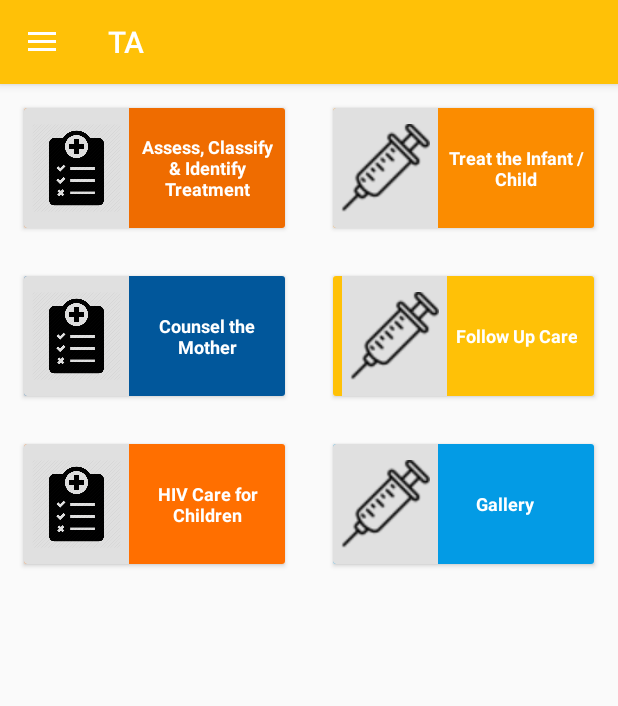
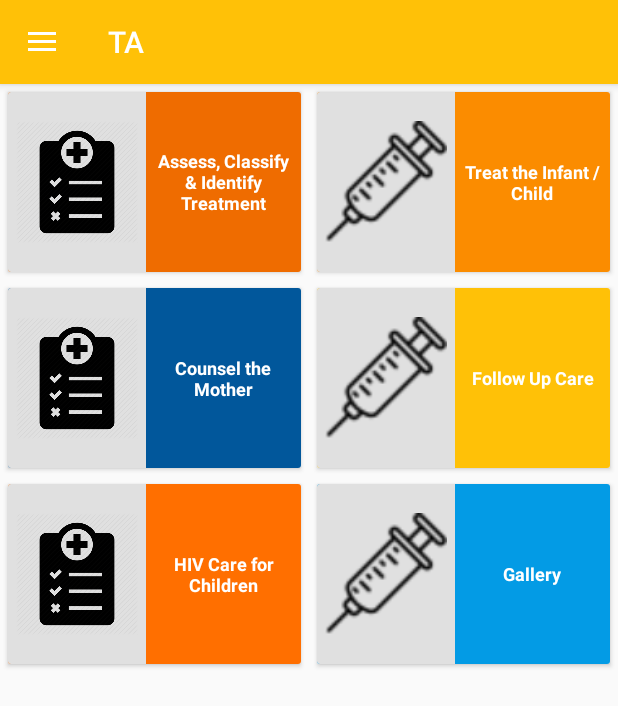
Before and after one commit to razmians/bitbytes, an Android app: the screen it shows after launch (MainActivity), on a phone screen of 412 x 824 dp. Shown: the top 706 px of the screen. Run offline under Robolectric (Android 15) with nearby library versions, the phone set to English and light mode, and no system bars.

Commit message:
main_activity.xml updated

```diff
--- a/app/src/main/res/layout/activity_main.xml
+++ b/app/src/main/res/layout/activity_main.xml
@@ -24,9 +24,9 @@
 
                 <android.support.v7.widget.CardView
                     android:layout_width="0dp"
-                    android:layout_height="80dp"
+                    android:layout_height="@dimen/card_height"
                     android:layout_weight="1"
-                    android:layout_margin="16dp" >
+                    android:layout_margin="@dimen/card_margins" >
 
                     <LinearLayout
                         android:layout_width="match_parent"
@@ -36,24 +36,25 @@
                         android:gravity="center">
 
                         <ImageView
-                            android:layout_width="70dp"
+                            android:layout_width="0dp"
                             android:layout_height="match_parent"
+                            android:layout_weight="1"
                             android:id="@+id/imgAssessTreatment"
-                            android:layout_gravity="start"
                             android:src="@drawable/medical_symptoms"
                             android:background="@color/colorBackground"
                             android:contentDescription="@string/asses_treatment_text"
-                            android:padding="5dp" />
+                            android:padding="@dimen/card_image_padding" />
 
                         <TextView
-                            android:layout_width="wrap_content"
+                            android:layout_width="0dp"
                             android:layout_height="wrap_content"
-                            android:layout_margin="5dp"
-                            android:gravity="center_horizontal"
+                            android:layout_weight="1"
+                            android:layout_margin="@dimen/card_text_margin"
+                            android:gravity="center"
                             android:textColor="@color/colorTextMain"
                             android:textStyle="bold"
                             android:text="@string/asses_treatment_text"
-                            android:textSize="12sp" />
+                            android:textSize="@dimen/text_size_min"/>
 
                     </LinearLayout>
 
@@ -61,9 +62,9 @@
 
                 <android.support.v7.widget.CardView
                     android:layout_width="0dp"
-                    android:layout_height="80dp"
+                    android:layout_height="@dimen/card_height"
                     android:layout_weight="1"
-                    android:layout_margin="16dp" >
+                    android:layout_margin="@dimen/card_margins" >
 
                     <LinearLayout
                         android:layout_width="match_parent"
@@ -73,24 +74,25 @@
                         android:gravity="center">
 
                         <ImageView
-                            android:layout_width="70dp"
+                            android:layout_width="0dp"
                             android:layout_height="match_parent"
+                            android:layout_weight="1"
                             android:id="@+id/imgTreatChild"
-                            android:layout_gravity="start"
                             android:src="@drawable/treatment_syringe"
                             android:background="@color/colorBackground"
                             android:contentDescription="@string/treat_child_text"
-                            android:padding="5dp" />
+                            android:padding="@dimen/card_image_padding" />
 
                         <TextView
-                            android:layout_width="wrap_content"
+                            android:layout_width="0dp"
                             android:layout_height="wrap_content"
-                            android:layout_margin="5dp"
-                            android:gravity="center_horizontal"
+                            android:layout_weight="1"
+                            android:layout_margin="@dimen/card_image_padding"
+                            android:gravity="center"
                             android:text="@string/treat_child_text"
                             android:textColor="@color/colorTextMain"
                             android:textStyle="bold"
-                            android:textSize="12sp" />
+                            android:textSize="@dimen/text_size_min" />
 
                     </LinearLayout>
                 </android.support.v7.widget.CardView>
@@ -104,9 +106,9 @@
 
                 <android.support.v7.widget.CardView
                     android:layout_width="0dp"
-                    android:layout_height="80dp"
+                    android:layout_height="@dimen/card_height"
                     android:layout_weight="1"
-                    android:layout_margin="16dp" >
+                    android:layout_margin="@dimen/card_margins" >
 
                     <LinearLayout
                         android:layout_width="match_parent"
@@ -116,24 +118,25 @@
                         android:gravity="center">
 
                         <ImageView
-                            android:layout_width="70dp"
+                            android:layout_width="0dp"
                             android:layout_height="match_parent"
+                            android:layout_weight="1"
                             android:id="@+id/imgCounselMother"
-                            android:layout_gravity="start"
                             android:src="@drawable/medical_symptoms"
                             android:background="@color/colorBackground"
                             android:contentDescription="@string/counsel_mother_text"
-                            android:padding="5dp" />
+                            android:padding="@dimen/card_image_padding" />
 
                         <TextView
-                            android:layout_width="wrap_content"
+                            android:layout_width="0dp"
                             android:layout_height="wrap_content"
-                            android:layout_margin="5dp"
-                            android:gravity="center_horizontal"
+                            android:layout_weight="1"
+                            android:layout_margin="@dimen/card_image_padding"
+                            android:gravity="center"
                             android:text="@string/counsel_mother_text"
                             android:textColor="@color/colorTextMain"
                             android:textStyle="bold"
-                            android:textSize="12sp" />
+                            android:textSize="@dimen/text_size_min" />
 
                     </LinearLayout>
 
@@ -141,9 +144,9 @@
 
                 <android.support.v7.widget.CardView
                     android:layout_width="0dp"
-                    android:layout_height="80dp"
+                    android:layout_height="@dimen/card_height"
                     android:layout_weight="1"
-                    android:layout_margin="16dp" >
+                    android:layout_margin="@dimen/card_margins" >
 
                     <LinearLayout
                         android:layout_width="match_parent"
@@ -153,24 +156,25 @@
                         android:gravity="center">
 
                         <ImageView
-                            android:layout_width="70dp"
+                            android:layout_width="0dp"
                             android:layout_height="match_parent"
+                            android:layout_weight="1"
                             android:id="@+id/imgFollowUpCare"
-                            android:layout_gravity="start"
                             android:src="@drawable/treatment_syringe"
                             android:background="@color/colorBackground"
                             android:contentDescription="@string/follow_up_care_text"
-                            android:padding="5dp" />
+                            android:padding="@dimen/card_image_padding" />
 
                         <TextView
-                            android:layout_width="wrap_content"
+                            android:layout_width="0dp"
                             android:layout_height="wrap_content"
-                            android:layout_margin="5dp"
-                            android:gravity="center_horizontal"
+                            android:layout_weight="1"
+                            android:layout_margin="@dimen/card_image_padding"
+                            android:gravity="center"
                             android:text="@string/follow_up_care_text"
                             android:textColor="@color/colorTextMain"
                             android:textStyle="bold"
-                            android:textSize="12sp" />
+                            android:textSize="@dimen/text_size_min" />
 
                     </LinearLayout>
                 </android.support.v7.widget.CardView>
@@ -184,9 +188,9 @@
 
                 <android.support.v7.widget.CardView
                     android:layout_width="0dp"
-                    android:layout_height="80dp"
+                    android:layout_height="@dimen/card_height"
                     android:layout_weight="1"
-                    android:layout_margin="16dp" >
+                    android:layout_margin="@dimen/card_margins" >
 
                     <LinearLayout
                         android:layout_width="match_parent"
@@ -196,24 +200,25 @@
                         android:gravity="center">
 
                         <ImageView
-                            android:layout_width="70dp"
+                            android:layout_width="0dp"
                             android:layout_height="match_parent"
+                            android:layout_weight="1"
                             android:id="@+id/imgHIVCare"
-                            android:layout_gravity="start"
                             android:src="@drawable/medical_symptoms"
                             android:background="@color/colorBackground"
                             android:contentDescription="@string/hiv_care_text"
-                            android:padding="5dp" />
+                            android:padding="@dimen/card_image_padding" />
 
                         <TextView
-                            android:layout_width="wrap_content"
+                            android:layout_width="0dp"
                             android:layout_height="wrap_content"
-                            android:layout_margin="5dp"
-                            android:gravity="center_horizontal"
+                            android:layout_weight="1"
+                            android:layout_margin="@dimen/card_image_padding"
+                            android:gravity="center"
                             android:text="@string/hiv_care_text"
                             android:textColor="@color/colorTextMain"
                             android:textStyle="bold"
-                            android:textSize="12sp" />
+                            android:textSize="@dimen/text_size_min" />
 
                     </LinearLayout>
 
@@ -221,9 +226,9 @@
 
                 <android.support.v7.widget.CardView
                     android:layout_width="0dp"
-                    android:layout_height="80dp"
+                    android:layout_height="@dimen/card_height"
                     android:layout_weight="1"
-                    android:layout_margin="16dp" >
+                    android:layout_margin="@dimen/card_margins" >
 
                     <LinearLayout
                         android:layout_width="match_parent"
@@ -233,22 +238,25 @@
                         android:gravity="center|start">
 
                         <ImageView
-                            android:layout_width="70dp"
+                            android:layout_width="0dp"
                             android:layout_height="match_parent"
+                            android:layout_weight="1"
                             android:id="@+id/imgGallery"
                             android:src="@drawable/treatment_syringe"
                             android:background="@color/colorBackground"
                             android:contentDescription="@string/gallery_text"
-                            android:padding="5dp" />
+                            android:padding="@dimen/card_image_padding" />
 
                         <TextView
-                            android:layout_width="wrap_content"
+                            android:layout_width="0dp"
                             android:layout_height="wrap_content"
-                            android:layout_marginStart="25dp"
+                            android:layout_weight="1"
+                            android:layout_margin="@dimen/card_image_padding"
+                            android:gravity="center"
                             android:text="@string/gallery_text"
                             android:textColor="@color/colorTextMain"
                             android:textStyle="bold"
-                            android:textSize="12sp" />
+                            android:textSize="@dimen/text_size_min" />
 
                     </LinearLayout>
                 </android.support.v7.widget.CardView>
--- /dev/null
+++ b/app/src/main/res/values/dimens.xml
@@ -0,0 +1,18 @@
+<?xml version="1.0" encoding="utf-8"?>
+<resources>
+
+    <!-- Margins of CardView -->
+    <dimen name="card_margins">5dp</dimen>
+
+    <!-- Minimum text size used -->
+    <dimen name="text_size_min">12sp</dimen>
+
+    <!-- padding of images inside CardView -->
+    <dimen name="card_image_padding">5dp</dimen>
+
+    <!-- Margin of text inside CardView -->
+    <dimen name="card_text_margin">5dp</dimen>
+
+    <!-- Max height of a CarView -->
+    <dimen name="card_height">120dp</dimen>
+</resources>
```
